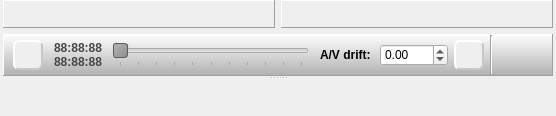
First picture: the form in Homer/forms/Widgets/ParticipantWidget.ui, repository Homer-Conferencing/Homer-Conferencing, before the edit.
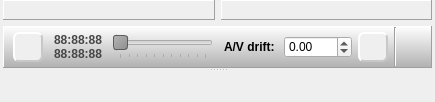
Second picture: the form after the edit. Icons and pictures are not drawn. Custom widgets are drawn as their Qt base class.

Diff of the .ui file:
```diff
--- a/Homer/forms/Widgets/ParticipantWidget.ui
+++ b/Homer/forms/Widgets/ParticipantWidget.ui
@@ -6,8 +6,8 @@
    <rect>
     <x>0</x>
     <y>0</y>
-    <width>556</width>
-    <height>116</height>
+    <width>435</width>
+    <height>102</height>
    </rect>
   </property>
   <property name="font">
@@ -119,6 +119,12 @@
             <height>42</height>
            </size>
           </property>
+          <property name="maximumSize">
+           <size>
+            <width>16777215</width>
+            <height>42</height>
+           </size>
+          </property>
           <property name="font">
            <font>
             <family>Arial</family>
@@ -148,12 +154,6 @@
            </property>
            <item>
             <widget class="QFrame" name="mMovieControlsFrame">
-             <property name="minimumSize">
-              <size>
-               <width>0</width>
-               <height>40</height>
-              </size>
-             </property>
              <property name="frameShape">
               <enum>QFrame::NoFrame</enum>
              </property>
@@ -231,13 +231,13 @@
                 <property name="minimumSize">
                  <size>
                   <width>0</width>
-                  <height>36</height>
+                  <height>32</height>
                  </size>
                 </property>
                 <property name="maximumSize">
                  <size>
                   <width>16777215</width>
-                  <height>36</height>
+                  <height>32</height>
                  </size>
                 </property>
                 <property name="palette">
```
